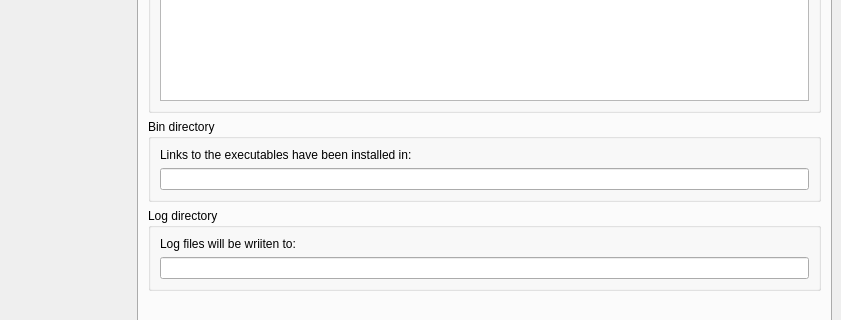
Old version of the form Programs/MiKTeX/Console/Qt/mainwindow.ui in the repository MiKTeX/miktex; both pictures show x 0 to 841 and y 295 to 615 of the 841 by 1058 pixel window.
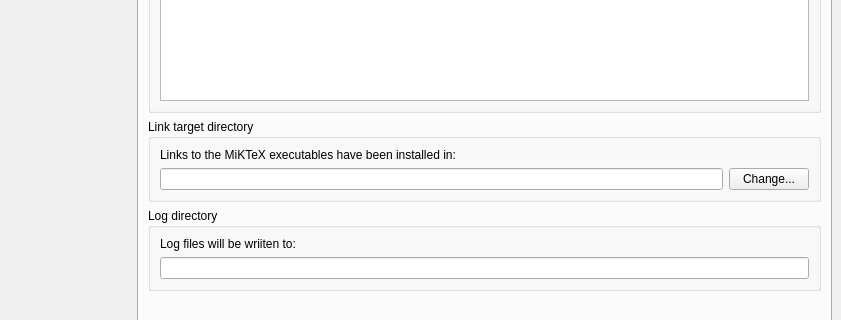
New version of the form. The open tabs and pages were chosen to show the change. Icons and pictures are not drawn.

Commit message: Make link target directory configurable (#195)

What changed in the file:
```diff
--- a/Programs/MiKTeX/Console/Qt/mainwindow.ui
+++ b/Programs/MiKTeX/Console/Qt/mainwindow.ui
@@ -1170,7 +1170,7 @@
                <item>
                 <widget class="QGroupBox" name="verticalGroupBox">
                  <property name="title">
-                  <string>Bin directory</string>
+                  <string>Link target directory</string>
                  </property>
                  <layout class="QVBoxLayout" name="verticalLayout_17">
                   <property name="leftMargin">
@@ -1188,16 +1188,27 @@
                   <item>
                    <widget class="QLabel" name="label_18">
                     <property name="text">
-                     <string>Links to the executables have been installed in:</string>
+                     <string>Links to the MiKTeX executables have been installed in:</string>
                     </property>
                    </widget>
                   </item>
+                  <item>
+                   <layout class="QHBoxLayout" name="horizontalLayout_15">
                   <item>
                    <widget class="QLineEdit" name="lineEditBinDir">
                     <property name="readOnly">
                      <bool>true</bool>
                     </property>
                    </widget>
+                    </item>
+                    <item>
+                     <widget class="QPushButton" name="buttonChangeLinkTargetDirectory">
+                      <property name="text">
+                       <string>Change...</string>
+                      </property>
+                     </widget>
+                    </item>
+                   </layout>
                   </item>
                  </layout>
                 </widget>
```
Left out of the diff: 4 changed lines with no effect on the pictures. Lines whose indentation alone changed are shown as unchanged. The commit also changes 23 other files.
